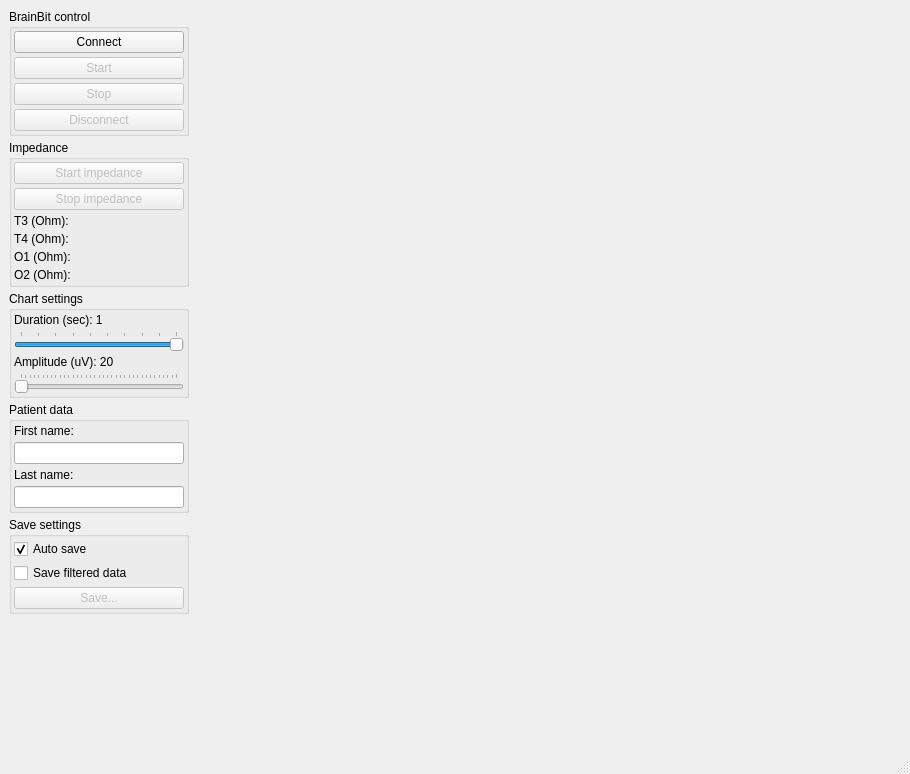
Old version of the form UI/mainwindow.ui in the repository ZarkSPb/BB_Python.
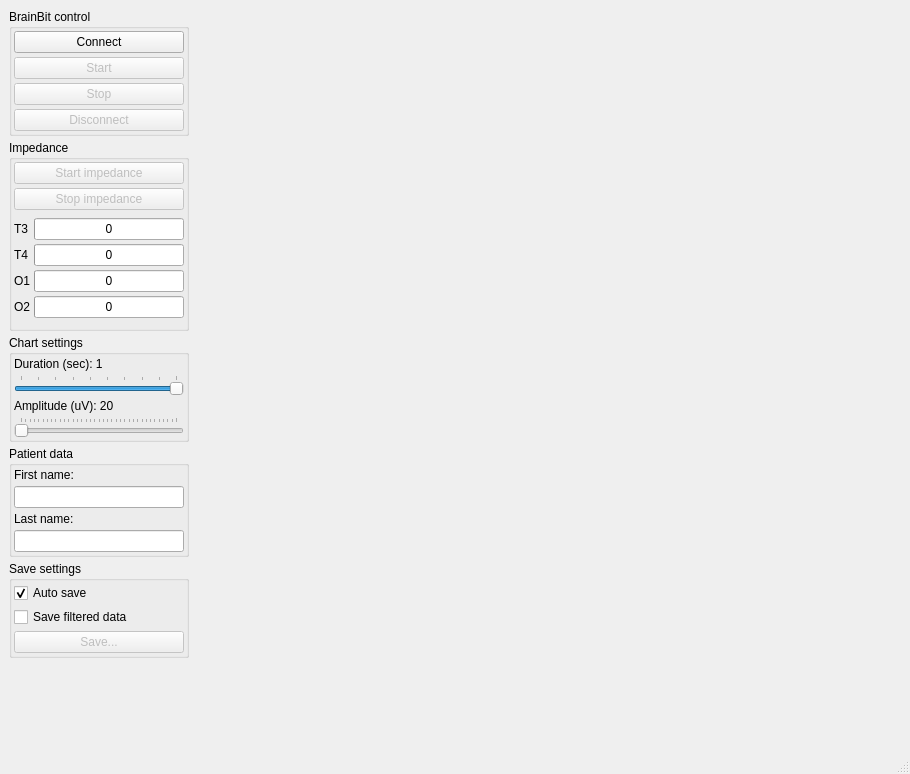
New version of the form.

```diff
--- a/UI/mainwindow.ui
+++ b/UI/mainwindow.ui
@@ -148,31 +148,224 @@
            </widget>
           </item>
           <item>
-           <widget class="QLabel" name="LabelCh0">
-            <property name="text">
-             <string>T3 (Ohm):</string>
-            </property>
+           <widget class="QWidget" name="widget" native="true">
+            <layout class="QHBoxLayout" name="horizontalLayout">
+             <property name="spacing">
+              <number>4</number>
+             </property>
+             <property name="leftMargin">
+              <number>0</number>
+             </property>
+             <property name="topMargin">
+              <number>0</number>
+             </property>
+             <property name="rightMargin">
+              <number>0</number>
+             </property>
+             <property name="bottomMargin">
+              <number>0</number>
+             </property>
+            </layout>
            </widget>
           </item>
           <item>
-           <widget class="QLabel" name="LabelCh1">
-            <property name="text">
-             <string>T4 (Ohm):</string>
-            </property>
+           <widget class="QWidget" name="widget_4" native="true">
+            <layout class="QHBoxLayout" name="horizontalLayout_4">
+             <property name="spacing">
+              <number>4</number>
+             </property>
+             <property name="leftMargin">
+              <number>0</number>
+             </property>
+             <property name="topMargin">
+              <number>0</number>
+             </property>
+             <property name="rightMargin">
+              <number>0</number>
+             </property>
+             <property name="bottomMargin">
+              <number>0</number>
+             </property>
+             <item>
+              <widget class="QWidget" name="widget_5" native="true">
+               <layout class="QVBoxLayout" name="verticalLayout_4">
+                <property name="spacing">
+                 <number>4</number>
+                </property>
+                <property name="leftMargin">
+                 <number>0</number>
+                </property>
+                <property name="topMargin">
+                 <number>0</number>
+                </property>
+                <property name="rightMargin">
+                 <number>0</number>
+                </property>
+                <property name="bottomMargin">
+                 <number>0</number>
+                </property>
+                <item>
+                 <widget class="QLabel" name="LabelCh0">
+                  <property name="text">
+                   <string>T3</string>
+                  </property>
+                 </widget>
+                </item>
+                <item>
+                 <widget class="QLabel" name="LabelCh1">
+                  <property name="text">
+                   <string>T4</string>
+                  </property>
+                 </widget>
+                </item>
+                <item>
+                 <widget class="QLabel" name="LabelCh2">
+                  <property name="text">
+                   <string>O1</string>
+                  </property>
+                 </widget>
+                </item>
+                <item>
+                 <widget class="QLabel" name="LabelCh3">
+                  <property name="text">
+                   <string>O2</string>
+                  </property>
+                 </widget>
+                </item>
+               </layout>
+              </widget>
+             </item>
+             <item>
+              <widget class="QWidget" name="widget_6" native="true">
+               <layout class="QVBoxLayout" name="verticalLayout_5">
+                <property name="spacing">
+                 <number>4</number>
+                </property>
+                <property name="sizeConstraint">
+                 <enum>QLayout::SetDefaultConstraint</enum>
+                </property>
+                <property name="leftMargin">
+                 <number>0</number>
+                </property>
+                <property name="topMargin">
+                 <number>0</number>
+                </property>
+                <property name="rightMargin">
+                 <number>0</number>
+                </property>
+                <property name="bottomMargin">
+                 <number>0</number>
+                </property>
+                <item>
+                 <widget class="QProgressBar" name="ProgressBarCh0">
+                  <property name="maximum">
+                   <number>100000</number>
+                  </property>
+                  <property name="value">
+                   <number>0</number>
+                  </property>
+                  <property name="alignment">
+                   <set>Qt::AlignCenter</set>
+                  </property>
+                  <property name="format">
+                   <string>%v</string>
+                  </property>
+                 </widget>
+                </item>
+                <item>
+                 <widget class="QProgressBar" name="ProgressBarCh1">
+                  <property name="maximum">
+                   <number>100000</number>
+                  </property>
+                  <property name="value">
+                   <number>0</number>
+                  </property>
+                  <property name="alignment">
+                   <set>Qt::AlignCenter</set>
+                  </property>
+                  <property name="format">
+                   <string>%v</string>
+                  </property>
+                 </widget>
+                </item>
+                <item>
+                 <widget class="QProgressBar" name="ProgressBarCh2">
+                  <property name="maximum">
+                   <number>100000</number>
+                  </property>
+                  <property name="value">
+                   <number>0</number>
+                  </property>
+                  <property name="alignment">
+                   <set>Qt::AlignCenter</set>
+                  </property>
+                  <property name="format">
+                   <string>%v</string>
+                  </property>
+                 </widget>
+                </item>
+                <item>
+                 <widget class="QProgressBar" name="ProgressBarCh3">
+                  <property name="maximum">
+                   <number>100000</number>
+                  </property>
+                  <property name="value">
+                   <number>0</number>
+                  </property>
+                  <property name="alignment">
+                   <set>Qt::AlignCenter</set>
+                  </property>
+                  <property name="format">
+                   <string>%v</string>
+                  </property>
+                 </widget>
+                </item>
+               </layout>
+              </widget>
+             </item>
+            </layout>
            </widget>
           </item>
           <item>
-           <widget class="QLabel" name="LabelCh2">
-            <property name="text">
-             <string>O1 (Ohm):</string>
-            </property>
+           <widget class="QWidget" name="widget_2" native="true">
+            <layout class="QHBoxLayout" name="horizontalLayout_2">
+             <property name="spacing">
+              <number>4</number>
+             </property>
+             <property name="leftMargin">
+              <number>0</number>
+             </property>
+             <property name="topMargin">
+              <number>0</number>
+             </property>
+             <property name="rightMargin">
+              <number>0</number>
+             </property>
+             <property name="bottomMargin">
+              <number>0</number>
+             </property>
+            </layout>
            </widget>
           </item>
           <item>
-           <widget class="QLabel" name="LabelCh3">
-            <property name="text">
-             <string>O2 (Ohm):</string>
-            </property>
+           <widget class="QWidget" name="widget_3" native="true">
+            <layout class="QHBoxLayout" name="horizontalLayout_3">
+             <property name="spacing">
+              <number>4</number>
+             </property>
+             <property name="leftMargin">
+              <number>0</number>
+             </property>
+             <property name="topMargin">
+              <number>0</number>
+             </property>
+             <property name="rightMargin">
+              <number>0</number>
+             </property>
+             <property name="bottomMargin">
+              <number>0</number>
+             </property>
+            </layout>
            </widget>
           </item>
          </layout>
```
